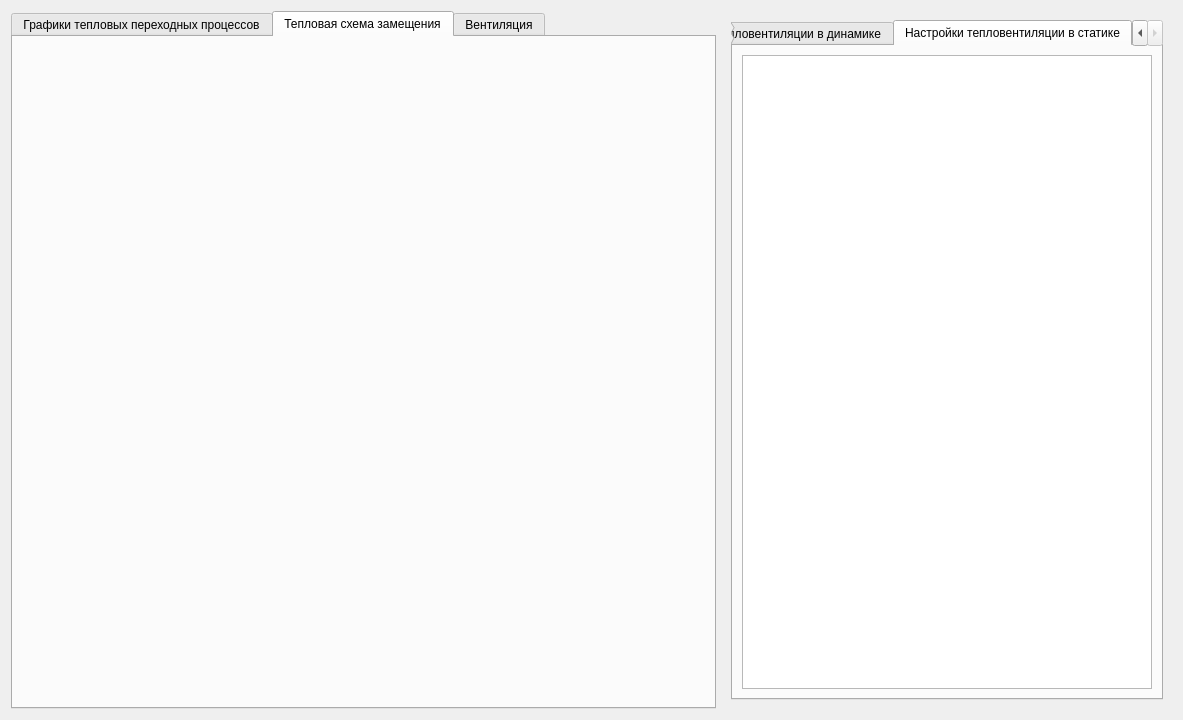
Ivanos121/ImView, file untitled/teplovent.ui: the form before one commit.
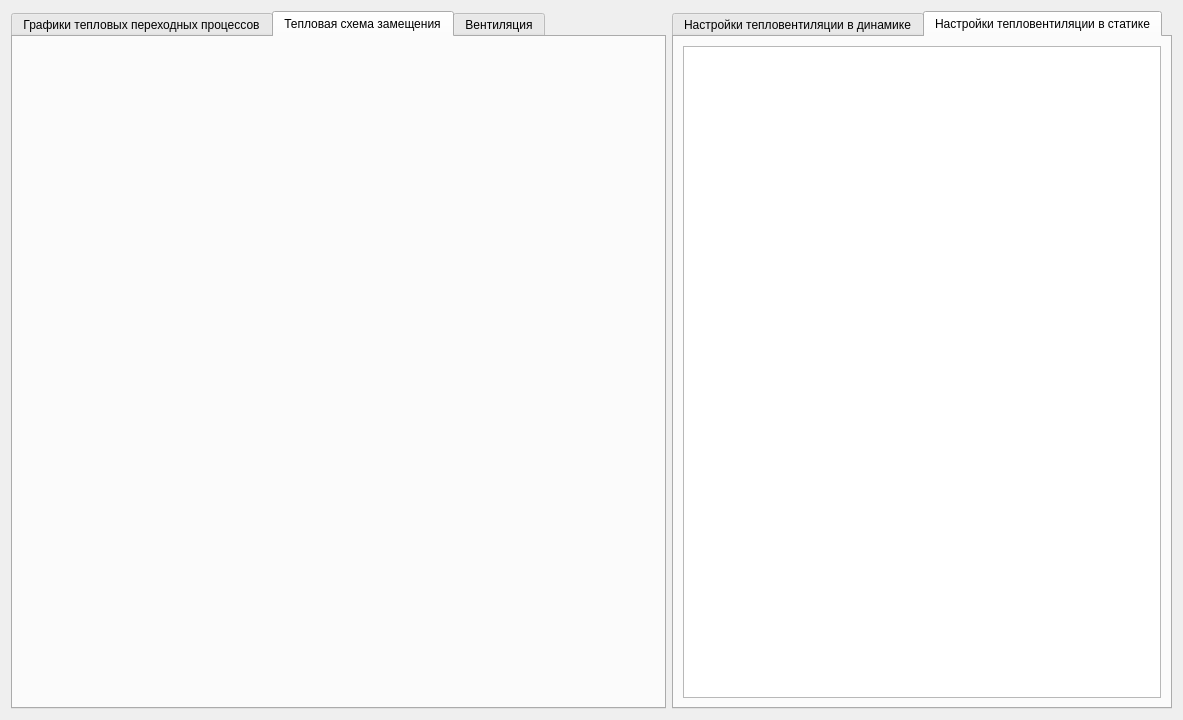
The form after the commit. Custom widgets are drawn as their Qt base class.

```diff
--- a/untitled/teplovent.ui
+++ b/untitled/teplovent.ui
@@ -13,8 +13,8 @@
   <property name="windowTitle">
    <string>Form</string>
   </property>
-  <layout class="QGridLayout" name="gridLayout">
-   <item row="0" column="0">
+  <layout class="QHBoxLayout" name="horizontalLayout">
+   <item>
     <widget class="QTabWidget" name="tabWidget">
      <property name="currentIndex">
       <number>1</number>
@@ -46,23 +46,14 @@
      </widget>
     </widget>
    </item>
-   <item row="0" column="1">
-    <widget class="QWidget" name="widget" native="true">
-     <property name="minimumSize">
-      <size>
-       <width>450</width>
-       <height>0</height>
-      </size>
-     </property>
+   <item>
+    <widget class="QTabWidget" name="tabWidget_2">
      <property name="maximumSize">
       <size>
-       <width>450</width>
+       <width>500</width>
        <height>16777215</height>
       </size>
      </property>
-     <layout class="QGridLayout" name="gridLayout_3">
-      <item row="0" column="0">
-       <widget class="QTabWidget" name="tabWidget_2">
         <property name="currentIndex">
          <number>1</number>
         </property>
@@ -97,9 +88,6 @@
           </item>
          </layout>
         </widget>
-       </widget>
-      </item>
-     </layout>
     </widget>
    </item>
   </layout>
```
Lines whose indentation alone changed are shown as unchanged.
